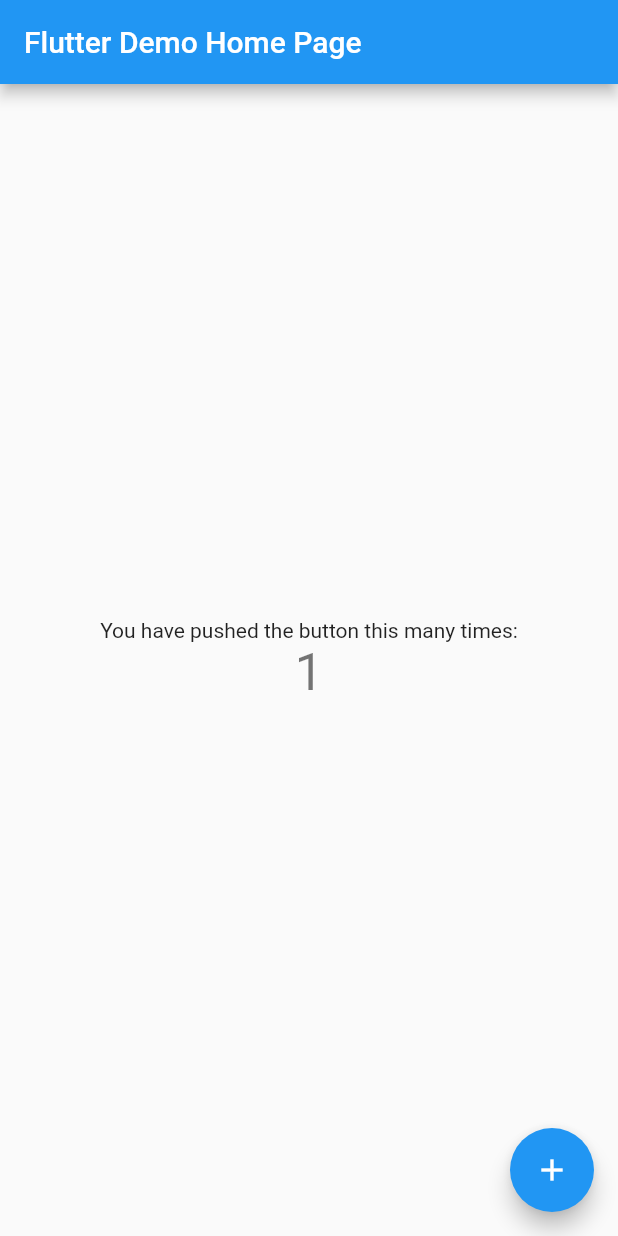
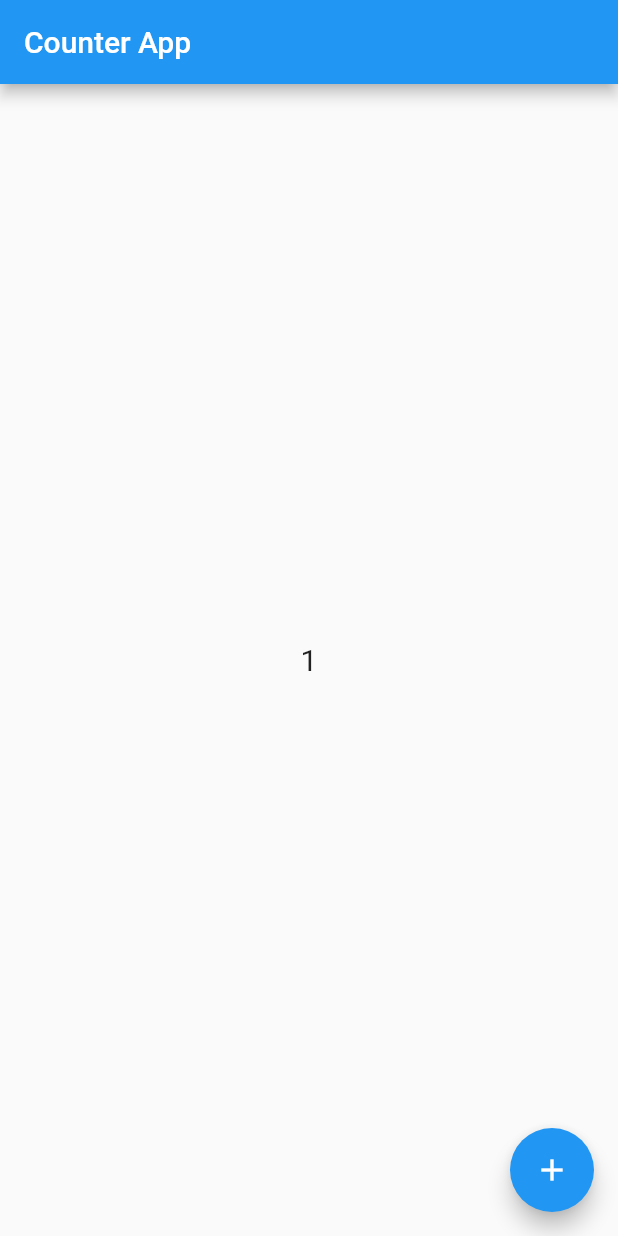
Before and after one commit to Hira-kiran/Provider-StateManagement, a Flutter app: the screen it shows after launch, after a tap on the "add" icon, on a phone screen of 412 x 824 dp. Run offline on Flutter 3.47's test engine with Material 2 defaults, Android fonts, the phone set to English and light mode, and no system bars.

Commit message:
Counter example

```diff
--- a/lib/main.dart
+++ b/lib/main.dart
@@ -1,4 +1,8 @@
 import 'package:flutter/material.dart';
+
+import 'provider/counter_provider.dart';
+import 'screens/counter_example.dart';
+import 'package:provider/provider.dart';
 
 void main() {
   runApp(const MyApp());
@@ -10,106 +14,10 @@
   // This widget is the root of your application.
   @override
   Widget build(BuildContext context) {
-    return MaterialApp(
-      title: 'Flutter Demo',
-      theme: ThemeData(
-        // This is the theme of your application.
-        //
-        // Try running your application with "flutter run". You'll see the
-        // application has a blue toolbar. Then, without quitting the app, try
-        // changing the primarySwatch below to Colors.green and then invoke
-        // "hot reload" (press "r" in the console where you ran "flutter run",
-        // or simply save your changes to "hot reload" in a Flutter IDE).
-        // Notice that the counter didn't reset back to zero; the application
-        // is not restarted.
-        primarySwatch: Colors.blue,
-      ),
-      home: const MyHomePage(title: 'Flutter Demo Home Page'),
+    return ChangeNotifierProvider(
+      create: (context) => CounterProvider(),
+      child: const MaterialApp(
+          debugShowCheckedModeBanner: false, home: CounterExample()),
     );
   }
 }
-
-class MyHomePage extends StatefulWidget {
-  const MyHomePage({super.key, required this.title});
-
-  // This widget is the home page of your application. It is stateful, meaning
-  // that it has a State object (defined below) that contains fields that affect
-  // how it looks.
-
-  // This class is the configuration for the state. It holds the values (in this
-  // case the title) provided by the parent (in this case the App widget) and
-  // used by the build method of the State. Fields in a Widget subclass are
-  // always marked "final".
-
-  final String title;
-
-  @override
-  State<MyHomePage> createState() => _MyHomePageState();
-}
-
-class _MyHomePageState extends State<MyHomePage> {
-  int _counter = 0;
-
-  void _incrementCounter() {
-    setState(() {
-      // This call to setState tells the Flutter framework that something has
-      // changed in this State, which causes it to rerun the build method below
-      // so that the display can reflect the updated values. If we changed
-      // _counter without calling setState(), then the build method would not be
-      // called again, and so nothing would appear to happen.
-      _counter++;
-    });
-  }
-
-  @override
-  Widget build(BuildContext context) {
-    // This method is rerun every time setState is called, for instance as done
-    // by the _incrementCounter method above.
-    //
-    // The Flutter framework has been optimized to make rerunning build methods
-    // fast, so that you can just rebuild anything that needs updating rather
-    // than having to individually change instances of widgets.
-    return Scaffold(
-      appBar: AppBar(
-        // Here we take the value from the MyHomePage object that was created by
-        // the App.build method, and use it to set our appbar title.
-        title: Text(widget.title),
-      ),
-      body: Center(
-        // Center is a layout widget. It takes a single child and positions it
-        // in the middle of the parent.
-        child: Column(
-          // Column is also a layout widget. It takes a list of children and
-          // arranges them vertically. By default, it sizes itself to fit its
-          // children horizontally, and tries to be as tall as its parent.
-          //
-          // Invoke "debug painting" (press "p" in the console, choose the
-          // "Toggle Debug Paint" action from the Flutter Inspector in Android
-          // Studio, or the "Toggle Debug Paint" command in Visual Studio Code)
-          // to see the wireframe for each widget.
-          //
-          // Column has various properties to control how it sizes itself and
-          // how it positions its children. Here we use mainAxisAlignment to
-          // center the children vertically; the main axis here is the vertical
-          // axis because Columns are vertical (the cross axis would be
-          // horizontal).
-          mainAxisAlignment: MainAxisAlignment.center,
-          children: <Widget>[
-            const Text(
-              'You have pushed the button this many times:',
-            ),
-            Text(
-              '$_counter',
-              style: Theme.of(context).textTheme.headline4,
-            ),
-          ],
-        ),
-      ),
-      floatingActionButton: FloatingActionButton(
-        onPressed: _incrementCounter,
-        tooltip: 'Increment',
-        child: const Icon(Icons.add),
-      ), // This trailing comma makes auto-formatting nicer for build methods.
-    );
-  }
-}
--- /dev/null
+++ b/lib/provider/counter_provider.dart
@@ -0,0 +1,11 @@
+import 'package:flutter/material.dart';
+
+class CounterProvider with ChangeNotifier {
+   int _count = 0;
+  int get count => _count;
+
+  void counter() {
+    _count++;
+   notifyListeners();
+  }
+}
--- /dev/null
+++ b/lib/screens/counter_example.dart
@@ -0,0 +1,47 @@
+// ignore_for_file: avoid_print
+
+import 'package:flutter/material.dart';
+import 'package:provider/provider.dart';
+import 'package:provider_statemanagement/provider/counter_provider.dart';
+
+class CounterExample extends StatefulWidget {
+  const CounterExample({super.key});
+
+  @override
+  State<CounterExample> createState() => _CounterExampleState();
+}
+
+class _CounterExampleState extends State<CounterExample> {
+  @override
+  Widget build(BuildContext context) {
+    final counterProvider =
+        Provider.of<CounterProvider>(context, listen: false);
+    print("Rebuilt");
+    return Scaffold(
+      appBar: AppBar(
+        title: const Text("Counter App"),
+      ),
+      body: Column(
+        mainAxisAlignment: MainAxisAlignment.center,
+        crossAxisAlignment: CrossAxisAlignment.center,
+        children: [
+          Center(
+            child: Consumer<CounterProvider>(builder: (context, value, child) {
+              return Text(
+                value.count.toString(),
+                style: const TextStyle(fontSize: 20),
+              );
+            }),
+          ),
+        ],
+      ),
+      floatingActionButton: FloatingActionButton(
+        onPressed: () {
+          counterProvider.counter();
+          print(counterProvider.count);
+        },
+        child: const Icon(Icons.add),
+      ),
+    );
+  }
+}
--- a/pubspec.yaml
+++ b/pubspec.yaml
@@ -36,6 +36,7 @@
   # The following adds the Cupertino Icons font to your application.
   # Use with the CupertinoIcons class for iOS style icons.
   cupertino_icons: ^1.0.2
+  provider: ^6.0.5
 
 dev_dependencies:
   flutter_test:
@@ -47,6 +48,7 @@
   # package. See that file for information about deactivating specific lint
   # rules and activating additional ones.
   flutter_lints: ^2.0.0
+
 
 # For information on the generic Dart part of this file, see the
 # following page: https://dart.dev/tools/pub/pubspec
```
Also changed, not shown: pubspec.lock.
